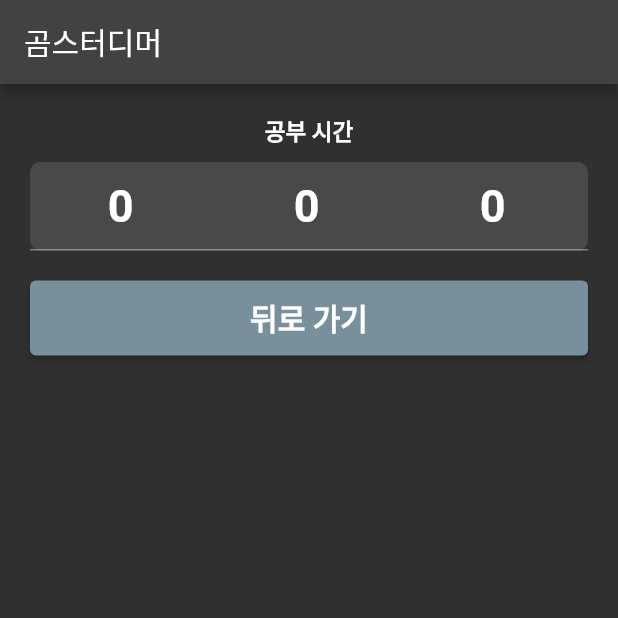
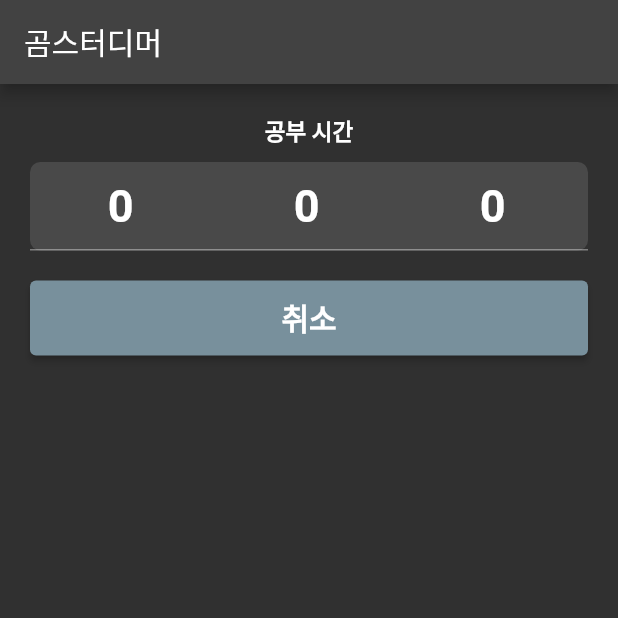
Before and after one commit to MISEONGKIM/studimer, a Flutter app: the screen it shows after launch, after a tap on "12", on a phone screen of 412 x 824 dp, the top half of it. Run offline on Flutter 3.47's test engine with Material 2 defaults, Android fonts, the phone set to English and light mode, and no system bars; our stand-ins replace floor, flutter_local_notifications, numberpicker, sqflite, timezone, vibration; missing offline and left inert: flutter_ringtone_player; accounts and stored records are empty; generated files the repository leaves out were written again.

Commit message:
feat : textfiled 취소 버튼이벤트 추가

```diff
--- a/lib/src/core/common/time_textfiled_formatter.dart
+++ b/lib/src/core/common/time_textfiled_formatter.dart
@@ -6,8 +6,8 @@ class TimeTextfeildFormatter extends TextInputFormatter {
   @override
   TextEditingValue formatEditUpdate(
       TextEditingValue oldValue, TextEditingValue newValue) {
-    if (newValue.text == "") return newValue;
-    final newNum = int.parse(newValue.text.toString());
+    final newNum =
+        newValue.text == "" ? 0 : int.parse(newValue.text.toString());
     if (newNum > maxValue) {
       return oldValue;
     }
--- a/lib/src/presentation/widgets/repeat/repeat_textfield.dart
+++ b/lib/src/presentation/widgets/repeat/repeat_textfield.dart
@@ -7,8 +7,8 @@ class RepeatTextField extends StatelessWidget {
   final CycleOptionProvider provider;
   final FocusNode _focus = FocusNode();
 
-  _fieldFocusChange(BuildContext context, FocusNode currentFocus,
-      CycleOptionProvider provider, int value) {
+  _fieldFocusChange(
+      FocusNode currentFocus, CycleOptionProvider provider, int value) {
     currentFocus.unfocus();
     provider.setRepeat(value > 0 ? value : 1);
     provider.setFocusOn(FocusNum.none);
@@ -31,7 +31,7 @@ class RepeatTextField extends StatelessWidget {
             style: const TextStyle(fontSize: 30, fontWeight: FontWeight.bold),
             textInputAction: TextInputAction.done,
             onFieldSubmitted: (term) {
-              _fieldFocusChange(context, _focus, provider, value);
+              _fieldFocusChange(_focus, provider, value);
             },
             onTap: provider.focusOn == FocusNum.none
                 ? () {
@@ -57,7 +57,7 @@ class RepeatTextField extends StatelessWidget {
                       foregroundColor: Colors.white,
                       backgroundColor: Colors.blueGrey[400]),
                   child: const Text(
-                    '뒤로 가기',
+                    '취소',
                     style: TextStyle(fontSize: 20, fontWeight: FontWeight.bold),
                   )))
           : const SizedBox.shrink()
--- a/lib/src/presentation/widgets/timer/index.dart
+++ b/lib/src/presentation/widgets/timer/index.dart
@@ -5,6 +5,8 @@ import 'package:studimer/src/presentation/widgets/timer/timer_number_container.d
 import 'package:studimer/src/presentation/widgets/timer/timer_number_picker.dart';
 import 'package:studimer/src/presentation/widgets/timer/timer_number_textfield.dart';
 
+import 'timer_number_picker_container.dart';
+import 'timer_number_textfiled_container.dart';
 import 'timer_text_container.dart';
 
 class TimerWidget<T> extends StatelessWidget {
@@ -28,25 +30,14 @@ class TimerWidget<T> extends StatelessWidget {
                 color: Colors.white, fontSize: 15, fontWeight: FontWeight.bold),
           ),
           CycleOptionPrvdConsumer(builder: (context, provider) {
-            childWidget(
-                    {required int value,
-                    required int maxValue,
-                    required void Function(int) onChange}) =>
-                provider.focusOn == FocusNum.none
-                    ? TimerNumberPicker(
-                        value: value,
-                        maxValue: maxValue,
-                        onChange: onChange,
-                        focusNum: focusNum)
-                    : TimerNumberTextField(
-                        initialValue: value,
-                        maxValue: maxValue,
-                        onChange: onChange,
-                      );
             return provider.timerStatus == TimerStatus.cancel
-                ? Column(children: [
-                    TimerNumberContainer(
-                      childWidget: childWidget,
+                ? provider.focusOn == FocusNum.none
+                    ? TimerNumberPickerContainer(
+                        consumer: consumer,
+                        focusNum: focusNum,
+                      )
+                    : Column(children: [
+                        TimerNumberTextFieldContainer(
                           consumer: consumer,
                         ),
                         provider.focusOn == FocusNum.studytime ||
@@ -62,7 +53,7 @@ class TimerWidget<T> extends StatelessWidget {
                                         foregroundColor: Colors.white,
                                         backgroundColor: Colors.blueGrey[400]),
                                     child: const Text(
-                                  '뒤로 가기',
+                                      '취소',
                                       style: TextStyle(
                                           fontSize: 20,
                                           fontWeight: FontWeight.bold),
--- a/lib/src/presentation/widgets/timer/timer_number_container.dart
+++ b/lib/src/presentation/widgets/timer/timer_number_container.dart
@@ -9,6 +9,7 @@ class TimerNumberContainer extends StatelessWidget {
       required int maxValue,
       required void Function(int) onChange}) childWidget;
   final Widget Function({dynamic builder}) consumer;
+
   @override
   Widget build(BuildContext context) {
     return consumer(
--- /dev/null
+++ b/lib/src/presentation/widgets/timer/timer_number_picker_container.dart
@@ -0,0 +1,45 @@
+import 'package:flutter/material.dart';
+import 'package:studimer/src/core/resources/type.dart';
+
+import 'timer_number_picker.dart';
+
+class TimerNumberPickerContainer extends StatelessWidget {
+  const TimerNumberPickerContainer(
+      {Key? key, required this.focusNum, required this.consumer})
+      : super(key: key);
+  final Widget Function({dynamic builder}) consumer;
+  final FocusNum focusNum;
+  @override
+  Widget build(BuildContext context) {
+    return consumer(
+        builder: (context, provider) => Container(
+            margin: const EdgeInsets.only(top: 10),
+            decoration: BoxDecoration(
+              color: Colors.white12,
+              borderRadius: BorderRadius.circular(7),
+            ),
+            child: Row(children: [
+              TimerNumberPicker(
+                  onChange: (int newValue) {
+                    provider.setHour(newValue);
+                  },
+                  value: provider.t.hour,
+                  maxValue: 12,
+                  focusNum: focusNum),
+              TimerNumberPicker(
+                  onChange: (int newValue) {
+                    provider.setMinuate(newValue);
+                  },
+                  value: provider.t.minuate,
+                  maxValue: 59,
+                  focusNum: focusNum),
+              TimerNumberPicker(
+                  onChange: (int newValue) {
+                    provider.setSecond(newValue);
+                  },
+                  value: provider.t.second,
+                  maxValue: 59,
+                  focusNum: focusNum)
+            ])));
+  }
+}
--- a/lib/src/presentation/widgets/timer/timer_number_textfield.dart
+++ b/lib/src/presentation/widgets/timer/timer_number_textfield.dart
@@ -1,40 +1,34 @@
 import 'package:flutter/material.dart';
-import 'package:studimer/src/core/common/provider_listen_false.dart';
+import 'package:flutter/services.dart';
 import 'package:studimer/src/core/common/time_textfiled_formatter.dart';
-import 'package:studimer/src/core/resources/type.dart';
 
 class TimerNumberTextField extends StatelessWidget {
-  TimerNumberTextField(
-      {Key? key,
-      required this.initialValue,
-      required this.maxValue,
-      required this.onChange})
-      : super(key: key);
+  TimerNumberTextField({
+    Key? key,
+    required this.initialValue,
+    required this.maxValue,
+    required this.onChange,
+    required this.onSubmit,
+  }) : super(key: key);
   final int initialValue;
   final int maxValue;
   final void Function(int) onChange;
+  final void Function(BuildContext, FocusNode, int) onSubmit;
   final FocusNode _focus = FocusNode();
-
-  _fieldFocusChange(BuildContext context, FocusNode currentFocus,
-      dynamic provider, int value) {
-    currentFocus.unfocus();
-    onChange(value);
-    provider.setFocusOn(FocusNum.none);
-  }
 
   @override
   Widget build(BuildContext context) {
-    final provider = cycleOptionProviderOf(context);
     late int value;
     return Expanded(
         child: TextFormField(
             focusNode: _focus,
             inputFormatters: [
+              LengthLimitingTextInputFormatter(2),
               TimeTextfeildFormatter(maxValue),
             ],
             textInputAction: TextInputAction.done,
             onFieldSubmitted: (term) {
-              _fieldFocusChange(context, _focus, provider, value);
+              onSubmit(context, _focus, value);
             },
             textAlign: TextAlign.center,
             keyboardType: TextInputType.number,
--- /dev/null
+++ b/lib/src/presentation/widgets/timer/timer_number_textfiled_container.dart
@@ -0,0 +1,56 @@
+import 'package:flutter/material.dart';
+import 'package:studimer/src/core/common/provider_listen_false.dart';
+import 'package:studimer/src/core/resources/type.dart';
+import 'timer_number_textfield.dart';
+
+class TimerNumberTextFieldContainer extends StatelessWidget {
+  const TimerNumberTextFieldContainer({Key? key, required this.consumer})
+      : super(key: key);
+  final Widget Function({dynamic builder}) consumer;
+
+  _fieldFocusChange(void Function(int) onChange) =>
+      (BuildContext context, FocusNode currentFocus, int value) {
+        final cProvider = cycleOptionProviderOf(context);
+        currentFocus.unfocus();
+        onChange(value);
+        cProvider.setFocusOn(FocusNum.none);
+      };
+
+  @override
+  Widget build(BuildContext context) {
+    return consumer(builder: (context, provider) {
+      int tmpHour = provider.t.hour;
+      int tmpMinuate = provider.t.minuate;
+      int tmpSecond = provider.t.second;
+      return Container(
+          margin: const EdgeInsets.only(top: 10),
+          decoration: BoxDecoration(
+            color: Colors.white12,
+            borderRadius: BorderRadius.circular(7),
+          ),
+          child: Row(children: [
+            TimerNumberTextField(
+                onChange: (int newValue) {
+                  tmpHour = newValue;
+                },
+                initialValue: tmpHour,
+                maxValue: 12,
+                onSubmit: _fieldFocusChange(provider.setHour)),
+            TimerNumberTextField(
+                onChange: (int newValue) {
+                  tmpMinuate = newValue;
+                },
+                initialValue: tmpMinuate,
+                maxValue: 59,
+                onSubmit: _fieldFocusChange(provider.setMinuate)),
+            TimerNumberTextField(
+                onChange: (int newValue) {
+                  tmpSecond = newValue;
+                },
+                initialValue: tmpSecond,
+                maxValue: 59,
+                onSubmit: _fieldFocusChange(provider.setSecond)),
+          ]));
+    });
+  }
+}
```
Lines whose indentation alone changed are shown as unchanged.
